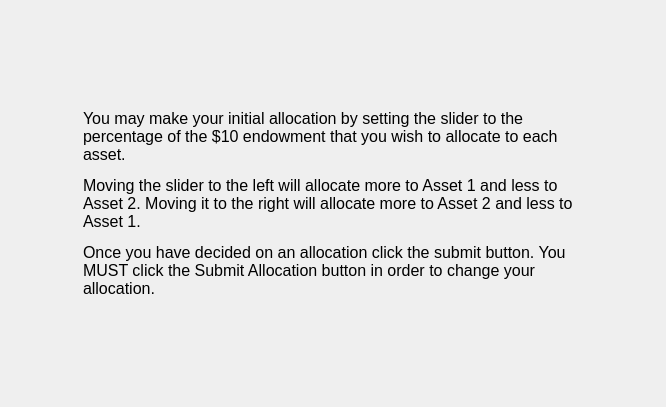
The window that MarketSimulation/instructionscreen2.ui (dwattttt/marketsim) describes before a commit, drawn with Qt 5.
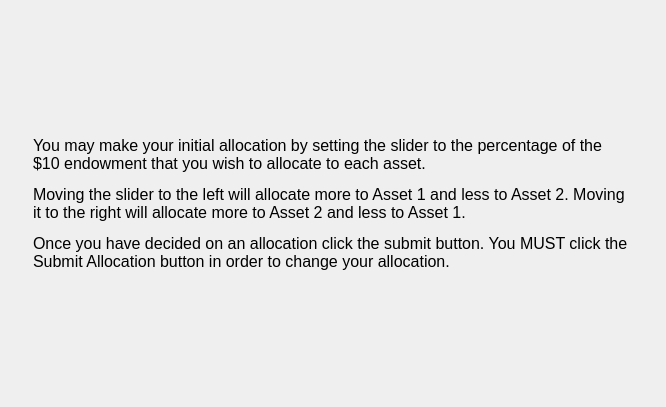
The same window after the commit.

What changed in the file:
```diff
--- a/MarketSimulation/instructionscreen2.ui
+++ b/MarketSimulation/instructionscreen2.ui
@@ -46,7 +46,7 @@
       <widget class="QLabel" name="label">
        <property name="minimumSize">
         <size>
-         <width>500</width>
+         <width>600</width>
          <height>0</height>
         </size>
        </property>
```
